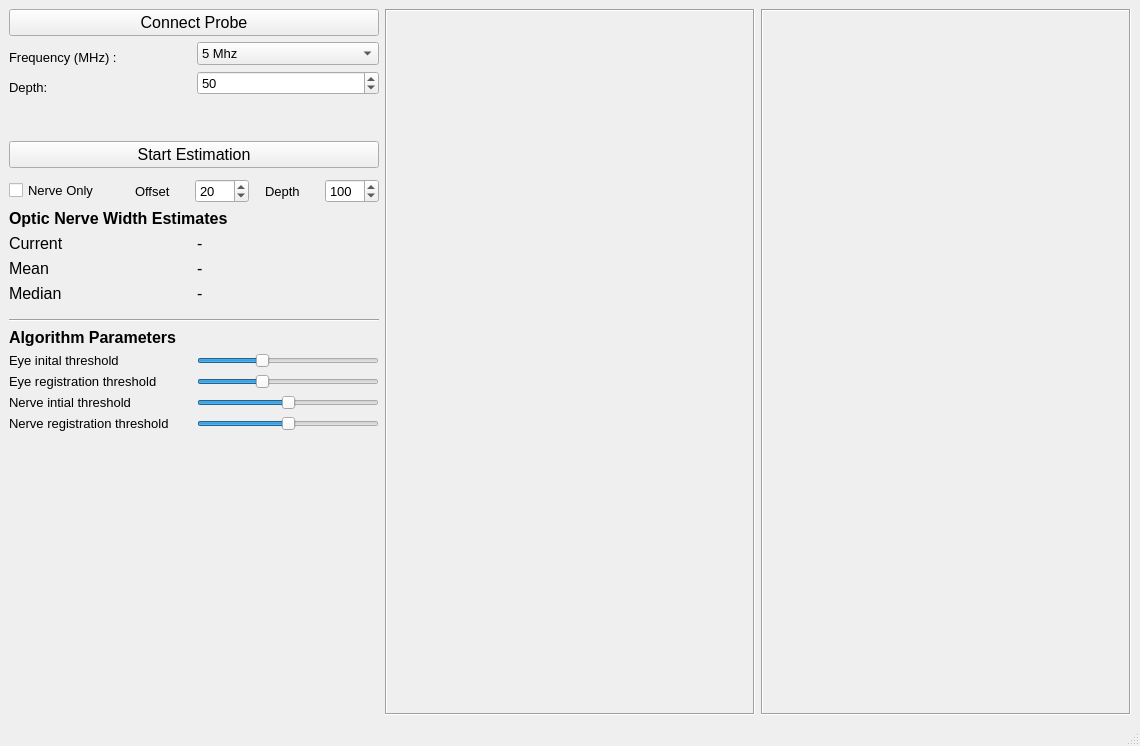
This is Scoliosis.ui in KitwareMedical/UltrasoundScoliosis as Qt 5 draws it before an edit. The edited form follows.
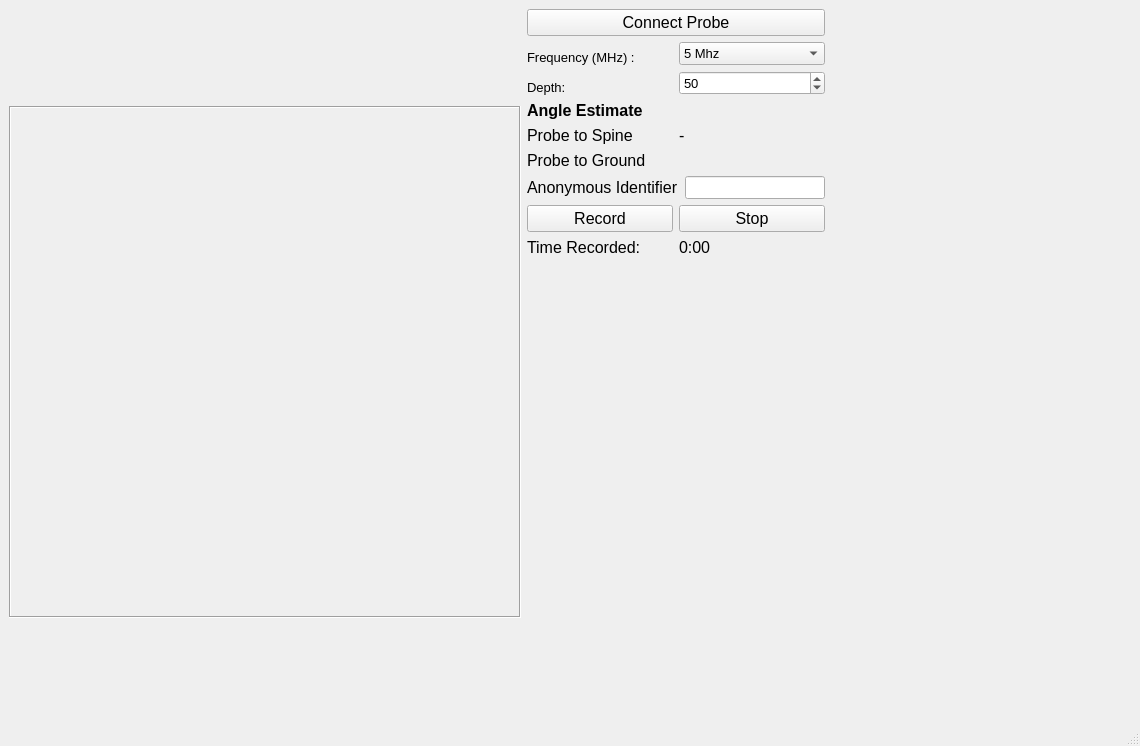
This is the edited form.

Commit message: curved images

What changed in the file:
```diff
--- a/Scoliosis.ui
+++ b/Scoliosis.ui
@@ -20,39 +20,7 @@
   </property>
   <widget class="QWidget" name="centralwidget">
    <layout class="QGridLayout" name="gridLayout_4">
-    <item row="0" column="2">
-     <widget class="QLabel" name="label_OpticNerveImage">
-      <property name="frameShape">
-       <enum>QFrame::Box</enum>
-      </property>
-      <property name="frameShadow">
-       <enum>QFrame::Sunken</enum>
-      </property>
-      <property name="text">
-       <string notr="true"/>
-      </property>
-      <property name="textFormat">
-       <enum>Qt::AutoText</enum>
-      </property>
-     </widget>
-    </item>
     <item row="0" column="1">
-     <widget class="QLabel" name="label_BModeImage">
-      <property name="frameShape">
-       <enum>QFrame::Box</enum>
-      </property>
-      <property name="frameShadow">
-       <enum>QFrame::Sunken</enum>
-      </property>
-      <property name="text">
-       <string notr="true"/>
-      </property>
-      <property name="textFormat">
-       <enum>Qt::AutoText</enum>
-      </property>
-     </widget>
-    </item>
-    <item row="0" column="0">
      <layout class="QVBoxLayout" name="verticalLayout_3">
       <item>
        <widget class="QPushButton" name="pushButton_ConnectProbe">
@@ -150,136 +118,6 @@
         </item>
        </layout>
       </item>
-      <item>
-       <spacer name="verticalSpacer">
-        <property name="orientation">
-         <enum>Qt::Vertical</enum>
-        </property>
-        <property name="sizeType">
-         <enum>QSizePolicy::Fixed</enum>
-        </property>
-        <property name="sizeHint" stdset="0">
-         <size>
-          <width>20</width>
-          <height>40</height>
-         </size>
-        </property>
-       </spacer>
-      </item>
-      <item>
-       <widget class="QPushButton" name="pushButton_Estimation">
-        <property name="font">
-         <font>
-          <pointsize>12</pointsize>
-         </font>
-        </property>
-        <property name="text">
-         <string>Start Estimation</string>
-        </property>
-       </widget>
-      </item>
-      <item>
-       <spacer name="verticalSpacer_3">
-        <property name="orientation">
-         <enum>Qt::Vertical</enum>
-        </property>
-        <property name="sizeType">
-         <enum>QSizePolicy::Fixed</enum>
-        </property>
-        <property name="sizeHint" stdset="0">
-         <size>
-          <width>20</width>
-          <height>5</height>
-         </size>
-        </property>
-       </spacer>
-      </item>
-      <item>
-       <layout class="QHBoxLayout" name="horizontalLayout">
-        <item>
-         <widget class="QCheckBox" name="checkBox_NerveOnly">
-          <property name="toolTip">
-           <string>Estimate nerve only using a crossection offset from the bottom of the image of height according todepth</string>
-          </property>
-          <property name="text">
-           <string>Nerve Only</string>
-          </property>
-         </widget>
-        </item>
-        <item>
-         <spacer name="horizontalSpacer_2">
-          <property name="orientation">
-           <enum>Qt::Horizontal</enum>
-          </property>
-          <property name="sizeType">
-           <enum>QSizePolicy::Fixed</enum>
-          </property>
-          <property name="sizeHint" stdset="0">
-           <size>
-            <width>30</width>
-            <height>10</height>
-           </size>
-          </property>
-         </spacer>
-        </item>
-        <item>
-         <widget class="QLabel" name="label_4">
-          <property name="text">
-           <string>Offset</string>
-          </property>
-         </widget>
-        </item>
-        <item>
-         <widget class="QSpinBox" name="spinBox_NerveTop">
-          <property name="enabled">
-           <bool>true</bool>
-          </property>
-          <property name="maximum">
-           <number>100</number>
-          </property>
-          <property name="value">
-           <number>20</number>
-          </property>
-         </widget>
-        </item>
-        <item>
-         <spacer name="horizontalSpacer">
-          <property name="orientation">
-           <enum>Qt::Horizontal</enum>
-          </property>
-          <property name="sizeType">
-           <enum>QSizePolicy::Fixed</enum>
-          </property>
-          <property name="sizeHint" stdset="0">
-           <size>
-            <width>10</width>
-            <height>20</height>
-           </size>
-          </property>
-         </spacer>
-        </item>
-        <item>
-         <widget class="QLabel" name="label_5">
-          <property name="text">
-           <string>Depth</string>
-          </property>
-         </widget>
-        </item>
-        <item>
-         <widget class="QSpinBox" name="spinBox_NerveDepth">
-          <property name="minimum">
-           <number>5</number>
-          </property>
-          <property name="maximum">
-           <number>500</number>
-          </property>
-          <property name="value">
-           <number>100</number>
-          </property>
-         </widget>
-        </item>
-       </layout>
-      </item>
       <item>
        <widget class="QLabel" name="label">
         <property name="font">
@@ -290,54 +128,12 @@
          </font>
         </property>
         <property name="text">
-         <string>Optic Nerve Width Estimates</string>
+         <string>Angle Estimate</string>
         </property>
        </widget>
       </item>
       <item>
        <layout class="QGridLayout" name="gridLayout_2">
-        <item row="4" column="0">
-         <widget class="QLabel" name="label_2">
-          <property name="font">
-           <font>
-            <pointsize>12</pointsize>
-            <weight>50</weight>
-            <bold>false</bold>
-           </font>
-          </property>
-          <property name="text">
-           <string>Median</string>
-          </property>
-         </widget>
-        </item>
-        <item row="1" column="0">
-         <widget class="QLabel" name="label_3">
-          <property name="font">
-           <font>
-            <pointsize>12</pointsize>
-            <weight>50</weight>
-            <bold>false</bold>
-           </font>
-          </property>
-          <property name="text">
-           <string>Current</string>
-          </property>
-         </widget>
-        </item>
-        <item row="2" column="1">
-         <widget class="QLabel" name="label_estimateMean">
-          <property name="font">
-           <font>
-            <pointsize>12</pointsize>
-            <weight>50</weight>
-            <bold>false</bold>
-           </font>
-          </property>
-          <property name="text">
-           <string>-</string>
-          </property>
-         </widget>
-        </item>
         <item row="1" column="1">
          <widget class="QLabel" name="label_estimateCurrent">
           <property name="font">
@@ -352,8 +148,8 @@
           </property>
          </widget>
         </item>
-        <item row="4" column="1">
-         <widget class="QLabel" name="label_estimateMedian">
+        <item row="1" column="0">
+         <widget class="QLabel" name="label_3">
           <property name="font">
            <font>
             <pointsize>12</pointsize>
@@ -362,191 +158,103 @@
            </font>
           </property>
           <property name="text">
-           <string>-</string>
+           <string>Probe to Spine</string>
           </property>
          </widget>
         </item>
         <item row="2" column="0">
-         <widget class="QLabel" name="label_6">
+         <widget class="QLabel" name="label_4">
           <property name="font">
            <font>
             <pointsize>12</pointsize>
-            <weight>50</weight>
-            <bold>false</bold>
            </font>
           </property>
           <property name="text">
-           <string>Mean</string>
+           <string>Probe to Ground</string>
           </property>
          </widget>
         </item>
        </layout>
       </item>
       <item>
-       <spacer name="verticalSpacer_4">
-        <property name="orientation">
-         <enum>Qt::Vertical</enum>
-        </property>
-        <property name="sizeType">
-         <enum>QSizePolicy::Fixed</enum>
-        </property>
-        <property name="sizeHint" stdset="0">
-         <size>
-          <width>20</width>
-          <height>10</height>
-         </size>
-        </property>
-       </spacer>
-      </item>
-      <item>
-       <widget class="Line" name="line">
-        <property name="lineWidth">
-         <number>1</number>
-        </property>
-        <property name="orientation">
-         <enum>Qt::Horizontal</enum>
-        </property>
-       </widget>
-      </item>
-      <item>
-       <widget class="QLabel" name="label_7">
-        <property name="font">
-         <font>
-          <pointsize>12</pointsize>
-          <weight>75</weight>
-          <bold>true</bold>
-         </font>
-        </property>
-        <property name="text">
-         <string>Algorithm Parameters</string>
-        </property>
-       </widget>
+       <layout class="QGridLayout" name="gridLayout_5">
+        <item row="1" column="0">
+         <widget class="QLabel" name="label_2">
+          <property name="font">
+           <font>
+            <pointsize>12</pointsize>
+           </font>
+          </property>
+          <property name="text">
+           <string>Anonymous Identifier</string>
+          </property>
+         </widget>
+        </item>
+        <item row="1" column="1">
+         <widget class="QLineEdit" name="lineEdit"/>
+        </item>
+       </layout>
       </item>
       <item>
        <layout class="QGridLayout" name="gridLayout_3">
-        <property name="sizeConstraint">
-         <enum>QLayout::SetMinimumSize</enum>
-        </property>
-        <item row="2" column="0">
-         <widget class="QLabel" name="label_10">
-          <property name="text">
-           <string>Nerve intial threshold</string>
-          </property>
-         </widget>
-        </item>
-        <item row="2" column="1">
-         <widget class="QSlider" name="slider_nerveThreshold1">
-          <property name="sizePolicy">
-           <sizepolicy hsizetype="Minimum" vsizetype="Fixed">
-            <horstretch>0</horstretch>
-            <verstretch>0</verstretch>
-           </sizepolicy>
-          </property>
-          <property name="maximum">
-           <number>100</number>
-          </property>
-          <property name="value">
-           <number>50</number>
-          </property>
-          <property name="sliderPosition">
-           <number>50</number>
-          </property>
-          <property name="orientation">
-           <enum>Qt::Horizontal</enum>
-          </property>
-         </widget>
-        </item>
         <item row="0" column="1">
-         <widget class="QSlider" name="slider_eyeThreshold1">
-          <property name="sizePolicy">
-           <sizepolicy hsizetype="Minimum" vsizetype="Fixed">
-            <horstretch>0</horstretch>
-            <verstretch>0</verstretch>
-           </sizepolicy>
+         <widget class="QPushButton" name="pushButton_2">
+          <property name="font">
+           <font>
+            <pointsize>12</pointsize>
+           </font>
           </property>
-          <property name="maximum">
-           <number>100</number>
-          </property>
-          <property name="value">
-           <number>35</number>
-          </property>
-          <property name="orientation">
-           <enum>Qt::Horizontal</enum>
+          <property name="text">
+           <string>Stop</string>
           </property>
          </widget>
         </item>
         <item row="0" column="0">
-         <widget class="QLabel" name="label_8">
-          <property name="sizePolicy">
-           <sizepolicy hsizetype="Preferred" vsizetype="Preferred">
-            <horstretch>0</horstretch>
-            <verstretch>0</verstretch>
-           </sizepolicy>
+         <widget class="QPushButton" name="pushButton">
+          <property name="font">
+           <font>
+            <pointsize>12</pointsize>
+           </font>
           </property>
           <property name="text">
-           <string>Eye inital threshold</string>
+           <string>Record</string>
           </property>
          </widget>
         </item>
         <item row="1" column="0">
-         <widget class="QLabel" name="label_9">
+         <widget class="QLabel" name="label_6">
+          <property name="font">
+           <font>
+            <pointsize>12</pointsize>
+           </font>
+          </property>
           <property name="text">
-           <string>Eye registration threshold</string>
+           <string>Time Recorded:</string>
           </property>
          </widget>
         </item>
         <item row="1" column="1">
-         <widget class="QSlider" name="slider_eyeThreshold2">
-          <property name="sizePolicy">
-           <sizepolicy hsizetype="Minimum" vsizetype="Fixed">
-            <horstretch>0</horstretch>
-            <verstretch>0</verstretch>
-           </sizepolicy>
+         <widget class="QLabel" name="label_7">
+          <property name="font">
+           <font>
+            <pointsize>12</pointsize>
+           </font>
           </property>
-          <property name="maximum">
-           <number>100</number>
-          </property>
-          <property name="value">
-           <number>35</number>
-          </property>
-          <property name="orientation">
-           <enum>Qt::Horizontal</enum>
-          </property>
-         </widget>
-        </item>
-        <item row="3" column="0">
-         <widget class="QLabel" name="label_11">
           <property name="text">
-           <string>Nerve registration threshold</string>
-          </property>
-         </widget>
-        </item>
-        <item row="3" column="1">
-         <widget class="QSlider" name="slider_nerveThreshold2">
-          <property name="sizePolicy">
-           <sizepolicy hsizetype="Minimum" vsizetype="Fixed">
-            <horstretch>0</horstretch>
-            <verstretch>0</verstretch>
-           </sizepolicy>
-          </property>
-          <property name="maximum">
-           <number>100</number>
-          </property>
-          <property name="value">
-           <number>50</number>
-          </property>
-          <property name="orientation">
-           <enum>Qt::Horizontal</enum>
+           <string>0:00</string>
           </property>
          </widget>
         </item>
        </layout>
       </item>
       <item>
-       <spacer name="verticalSpacer_2">
+       <spacer name="verticalSpacer">
         <property name="orientation">
          <enum>Qt::Vertical</enum>
         </property>
+        <property name="sizeType">
+         <enum>QSizePolicy::Expanding</enum>
+        </property>
         <property name="sizeHint" stdset="0">
          <size>
           <width>20</width>
@@ -557,6 +265,61 @@
       </item>
      </layout>
     </item>
+    <item row="0" column="5" colspan="2">
+     <layout class="QVBoxLayout" name="verticalLayout">
+      <property name="sizeConstraint">
+       <enum>QLayout::SetMinimumSize</enum>
+      </property>
+      <item>
+       <widget class="QLabel" name="confidence_bar">
+        <property name="minimumSize">
+         <size>
+          <width>300</width>
+          <height>0</height>
+         </size>
+        </property>
+        <property name="text">
+         <string/>
+        </property>
+       </widget>
+      </item>
+      <item>
+       <widget class="QLabel" name="label_5">
+        <property name="text">
+         <string/>
+        </property>
+       </widget>
+      </item>
+     </layout>
+    </item>
+    <item row="0" column="0">
+     <widget class="QLabel" name="label_BModeImage">
+      <property name="minimumSize">
+       <size>
+        <width>512</width>
+        <height>512</height>
+       </size>
+      </property>
+      <property name="maximumSize">
+       <size>
+        <width>512</width>
+        <height>512</height>
+       </size>
+      </property>
+      <property name="frameShape">
+       <enum>QFrame::Box</enum>
+      </property>
+      <property name="frameShadow">
+       <enum>QFrame::Sunken</enum>
+      </property>
+      <property name="text">
+       <string notr="true"/>
+      </property>
+      <property name="textFormat">
+       <enum>Qt::AutoText</enum>
+      </property>
+     </widget>
+    </item>
    </layout>
   </widget>
   <widget class="QMenuBar" name="menubar">
```
Left out of the diff: 66 changed lines with no effect on the pictures. The commit also changes 3 other files.
